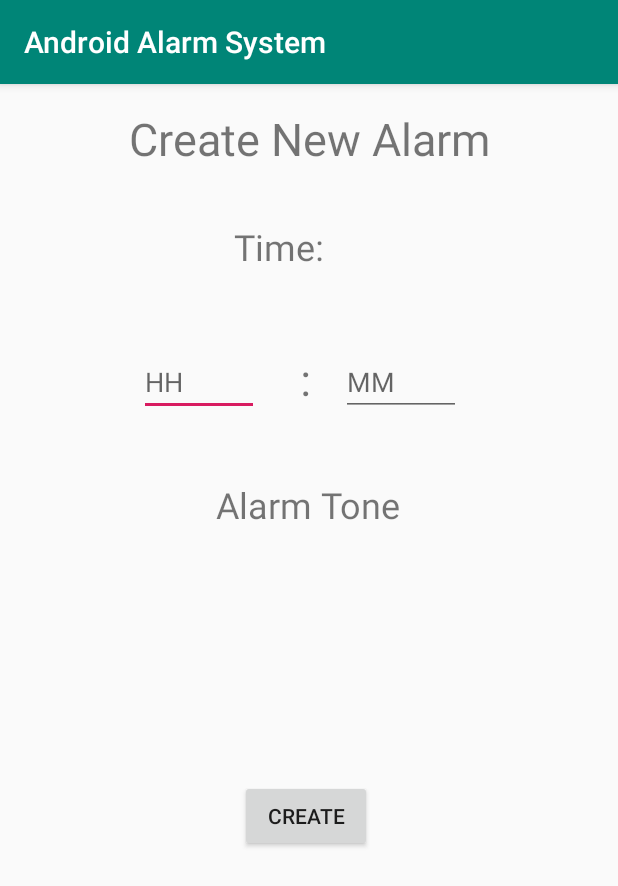
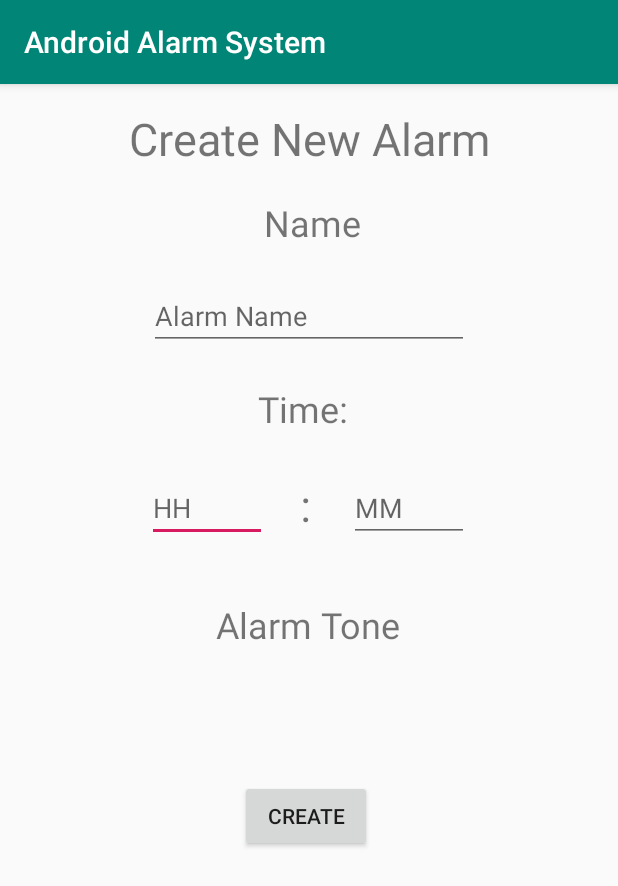
Before and after one commit to Sameer3079/Android-Alarm-App, an Android app: the AlarmCreationActivity screen opened directly, with no data from a screen before it, on a phone screen of 412 x 824 dp. Shown: the top 886 px of the screen. Run offline under Robolectric (Android 15) with nearby library versions, the phone set to English and light mode, and no system bars.

```diff
--- a/app/src/main/java/lk/sliit/androidalarmsystem/AlarmCreationActivity.java
+++ b/app/src/main/java/lk/sliit/androidalarmsystem/AlarmCreationActivity.java
@@ -5,6 +5,7 @@ import android.support.v7.app.AppCompatActivity;
 import android.os.Bundle;
 import android.view.View;
 import android.widget.Button;
+import android.widget.TextView;
 
 import org.json.JSONArray;
 import org.json.JSONException;
@@ -12,6 +13,7 @@ import org.json.JSONObject;
 
 public class AlarmCreationActivity extends AppCompatActivity {
 
+    TextView nameTxtView, hourTxtView, minuteTxtView;
     Button createButton;
     SharedPreferences sharedPreferences;
     SharedPreferences.Editor editor;
@@ -21,27 +23,35 @@ public class AlarmCreationActivity extends AppCompatActivity {
         super.onCreate(savedInstanceState);
         setContentView(R.layout.activity_alarm_creation);
 
+        nameTxtView = findViewById(R.id.alarm_name);
         createButton = findViewById(R.id.createButton);
         sharedPreferences = getSharedPreferences(getString(R.string.shared_pref_name), MODE_PRIVATE);
 
         createButton.setOnClickListener(new View.OnClickListener() {
             @Override
             public void onClick(View v) {
+                createAlarm();
+            }
+        });
+    }
+
+    private void createAlarm() {
         editor = sharedPreferences.edit();
-//                editor.putString("alarms", "[]");
-//                editor.apply();
         String existingData = sharedPreferences.getString("alarms", "[]");
+
+        String alarmName = nameTxtView.getText().toString();
+
+
         try {
             JSONArray alarmsArray = new JSONArray(existingData);
-                    JSONObject testObject = new JSONObject().put("name", "test_alarm");
+            JSONObject testObject = new JSONObject().put("name", alarmName);
             alarmsArray.put(testObject.toString());
 
             editor.putString("alarms", alarmsArray.toString());
             editor.apply();
+            this.finish();
         } catch (JSONException e) {
             e.printStackTrace();
         }
     }
-        });
 }
-}
--- a/app/src/main/java/lk/sliit/androidalarmsystem/MainActivity.java
+++ b/app/src/main/java/lk/sliit/androidalarmsystem/MainActivity.java
@@ -73,7 +73,6 @@ public class MainActivity extends AppCompatActivity {
         }
 
         recyclerView.setLayoutManager(new LinearLayoutManager(this));
-        System.out.println("Alarms: " + alarmsArray.toString());
         adapter = new CustomRecyclerViewAdapter(this, alarmsArray);
         recyclerView.setAdapter(adapter);
     }
@@ -94,7 +93,6 @@ public class MainActivity extends AppCompatActivity {
 
         //noinspection SimplifiableIfStatement
         if (id == R.id.action_settings) {
-            System.out.println("Settings");
             return true;
         } else if (id == R.id.action_delete_all) {
             editor.putString("alarms", "[]");
--- a/app/src/main/res/layout/activity_alarm_creation.xml
+++ b/app/src/main/res/layout/activity_alarm_creation.xml
@@ -11,7 +11,7 @@
         android:layout_width="wrap_content"
         android:layout_height="wrap_content"
         android:layout_marginStart="200dp"
-        android:layout_marginTop="176dp"
+        android:layout_marginTop="260dp"
         android:text="@string/colon"
         android:textSize="30sp"
         app:layout_constraintStart_toStartOf="parent"
@@ -32,9 +32,20 @@
         android:id="@+id/textView2"
         android:layout_width="wrap_content"
         android:layout_height="wrap_content"
-        android:layout_marginStart="156dp"
-        android:layout_marginTop="92dp"
+        android:layout_marginStart="172dp"
+        android:layout_marginTop="200dp"
         android:text="@string/time_label"
+        android:textSize="24sp"
+        app:layout_constraintStart_toStartOf="parent"
+        app:layout_constraintTop_toTopOf="parent" />
+
+    <TextView
+        android:id="@+id/textView5"
+        android:layout_width="wrap_content"
+        android:layout_height="wrap_content"
+        android:layout_marginStart="176dp"
+        android:layout_marginTop="76dp"
+        android:text="@string/alarm_name"
         android:textSize="24sp"
         app:layout_constraintStart_toStartOf="parent"
         app:layout_constraintTop_toTopOf="parent" />
@@ -43,12 +54,12 @@
         android:id="@+id/editText5"
         android:layout_width="80dp"
         android:layout_height="wrap_content"
-        android:layout_marginTop="176dp"
+        android:layout_marginTop="260dp"
         android:ems="10"
         android:hint="@string/hour_input_hint"
         android:inputType="number"
         app:layout_constraintEnd_toEndOf="parent"
-        app:layout_constraintHorizontal_bias="0.279"
+        app:layout_constraintHorizontal_bias="0.296"
         app:layout_constraintStart_toStartOf="parent"
         app:layout_constraintTop_toTopOf="parent" />
 
@@ -56,12 +67,12 @@
         android:id="@+id/editText6"
         android:layout_width="80dp"
         android:layout_height="wrap_content"
-        android:layout_marginTop="176dp"
+        android:layout_marginTop="260dp"
         android:ems="10"
         android:hint="@string/minute_input_hint"
         android:inputType="number"
         app:layout_constraintEnd_toEndOf="parent"
-        app:layout_constraintHorizontal_bias="0.684"
+        app:layout_constraintHorizontal_bias="0.7"
         app:layout_constraintStart_toStartOf="parent"
         app:layout_constraintTop_toTopOf="parent" />
 
@@ -80,10 +91,22 @@
         android:layout_width="wrap_content"
         android:layout_height="wrap_content"
         android:layout_marginStart="144dp"
-        android:layout_marginTop="264dp"
+        android:layout_marginTop="344dp"
         android:text="@string/tone_label"
         android:textSize="24sp"
         app:layout_constraintStart_toStartOf="parent"
         app:layout_constraintTop_toTopOf="parent" />
 
+    <EditText
+        android:id="@+id/alarm_name"
+        android:layout_width="wrap_content"
+        android:layout_height="wrap_content"
+        android:layout_marginTop="132dp"
+        android:ems="10"
+        android:hint="@string/alarm_name_hint"
+        android:inputType="textPersonName"
+        app:layout_constraintEnd_toEndOf="parent"
+        app:layout_constraintStart_toStartOf="parent"
+        app:layout_constraintTop_toTopOf="parent" />
+
 </android.support.constraint.ConstraintLayout>
--- a/app/src/main/res/values/strings.xml
+++ b/app/src/main/res/values/strings.xml
@@ -4,6 +4,8 @@
     <string name="action_settings">Settings</string>
     <string name="delete_all">Delete All Alarms</string>
     <string name="alarm_creation_title">Create New Alarm</string>
+    <string name="alarm_name">Name</string>
+    <string name="alarm_name_hint">Alarm Name</string>
     <string name="time_label">Time:</string>
     <string name="create_button">Create</string>
     <string name="tone_label">Alarm Tone</string>
```
Also changed, not shown: app/src/main/res/layout/content_main.xml (+5 -2 lines), app/src/main/res/layout/recyclerview_row.xml (+8 -5 lines). Lines whose indentation alone changed are shown as unchanged.
